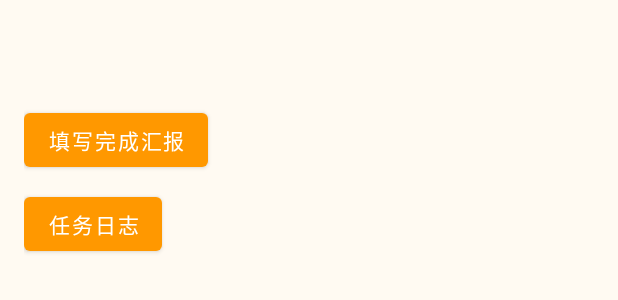
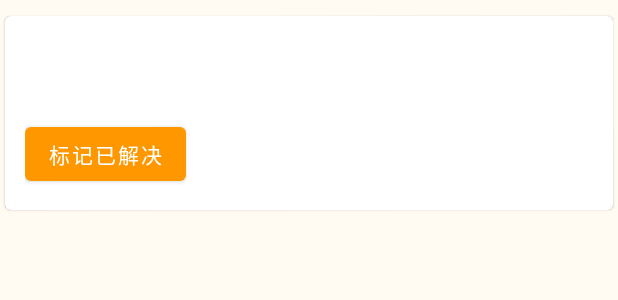
Before and after one commit to BlackCoder0/OurCat_Android, an Android app: the layout item_my_task.xml on its own in the app's theme, with its tools: preview values and no code run, on a phone screen of 412 x 824 dp. Shown: the top 300 px of the screen. Run offline under Robolectric (Android 15) with nearby library versions, the phone set to English and light mode, and no system bars; network calls fail.

Commit message:
实现“我的任务”

```diff
--- a/app/src/main/java/com/ourcat/app/fragments/ProfileFragment.java
+++ b/app/src/main/java/com/ourcat/app/fragments/ProfileFragment.java
@@ -58,7 +58,7 @@ public class ProfileFragment extends Fragment {
         setupOption(view, R.id.btn_my_cat_reports, "我的上报",
                 v -> NavHostFragment.findNavController(ProfileFragment.this).navigate(R.id.my_cat_reports));
         // 救助动态已移至广场页面
-        setupOption(view, R.id.btn_my_tasks, "我的任务",
+        setupOption(view, R.id.btn_my_tasks, "我参与的救助",
                 v -> NavHostFragment.findNavController(ProfileFragment.this).navigate(R.id.my_tasks));
         setupOption(view, R.id.btn_rescue_guide, "救助指南",
                 v -> NavHostFragment.findNavController(ProfileFragment.this).navigate(R.id.rescue_guide));
@@ -112,7 +112,8 @@ public class ProfileFragment extends Fragment {
                             int r = role != null ? ((Number) role).intValue() : 1;
                             tvRole.setText(r == 1 ? "普通用户" : r == 2 ? "志愿者" : "管理员");
                             btnUserManage.setVisibility(r >= 3 ? View.VISIBLE : View.GONE);
-                            if (btnJoinRequests != null) btnJoinRequests.setVisibility(r >= 3 ? View.VISIBLE : View.GONE);
+                            if (btnJoinRequests != null)
+                                btnJoinRequests.setVisibility(r >= 3 ? View.VISIBLE : View.GONE);
 
                             currentNicknameStr = nickname != null ? nickname.toString() : "";
                             currentAvatarUrl = (String) user.get("avatarUrl");
--- a/app/src/main/res/layout/item_my_task.xml
+++ b/app/src/main/res/layout/item_my_task.xml
@@ -1,37 +1,48 @@
 <?xml version="1.0" encoding="utf-8"?>
-<LinearLayout xmlns:android="http://schemas.android.com/apk/res/android"
+<com.google.android.material.card.MaterialCardView xmlns:android="http://schemas.android.com/apk/res/android"
+    xmlns:app="http://schemas.android.com/apk/res-auto"
+    android:layout_width="match_parent"
+    android:layout_height="wrap_content"
+    android:layout_marginVertical="6dp"
+    app:cardElevation="1dp"
+    app:cardUseCompatPadding="true">
+
+    <LinearLayout
         android:layout_width="match_parent"
         android:layout_height="wrap_content"
         android:orientation="vertical"
-    android:padding="16dp"
-    android:background="?attr/selectableItemBackground"
-    android:clickable="true"
-    android:focusable="true">
+        android:padding="14dp">
 
         <TextView
-        android:id="@+id/task_activity_title"
+            android:id="@+id/task_title"
             android:layout_width="match_parent"
             android:layout_height="wrap_content"
-        android:textSize="16sp"
-        android:textColor="@color/text_primary" />
+            android:textColor="@color/text_primary"
+            android:textSize="16sp" />
+
         <TextView
-        android:id="@+id/task_status"
+            android:id="@+id/task_subtitle"
             android:layout_width="match_parent"
             android:layout_height="wrap_content"
-        android:textSize="14sp"
+            android:layout_marginTop="4dp"
             android:textColor="@color/text_secondary"
-        android:layout_marginTop="4dp" />
+            android:textSize="13sp" />
+
+        <TextView
+            android:id="@+id/task_note"
+            android:layout_width="match_parent"
+            android:layout_height="wrap_content"
+            android:layout_marginTop="8dp"
+            android:textColor="@color/text_secondary"
+            android:textSize="13sp"
+            android:visibility="gone" />
+
         <Button
             android:id="@+id/btn_complete"
             android:layout_width="wrap_content"
             android:layout_height="wrap_content"
-        android:text="填写完成汇报"
-        android:layout_marginTop="8dp" />
+            android:layout_marginTop="10dp"
+            android:text="标记已解决" />
 
-    <Button
-        android:id="@+id/btn_task_log"
-        android:layout_width="wrap_content"
-        android:layout_height="wrap_content"
-        android:text="任务日志"
-        android:layout_marginTop="8dp" />
     </LinearLayout>
+</com.google.android.material.card.MaterialCardView>
```
Also changed, not shown: app/src/main/java/com/ourcat/app/fragments/MyTasksFragment.java (+152 -140 lines), app/src/main/java/com/ourcat/app/fragments/RescueDetailFragment.java (+8 -5 lines), app/src/main/res/layout/fragment_my_tasks.xml (+14 -5 lines), app/src/main/res/layout/fragment_profile.xml (+6 -5 lines). Lines whose indentation alone changed are shown as unchanged.
